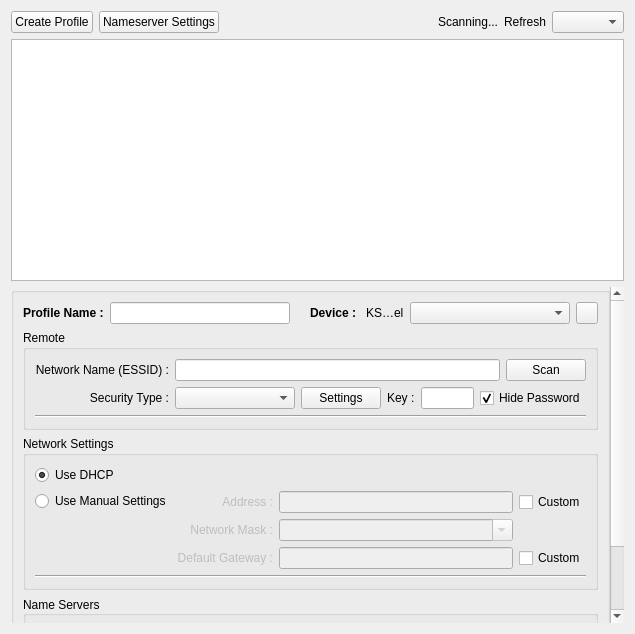
pars-linux/uludag, file kde/network-manager/manager/ui/main.ui: the form before one commit.
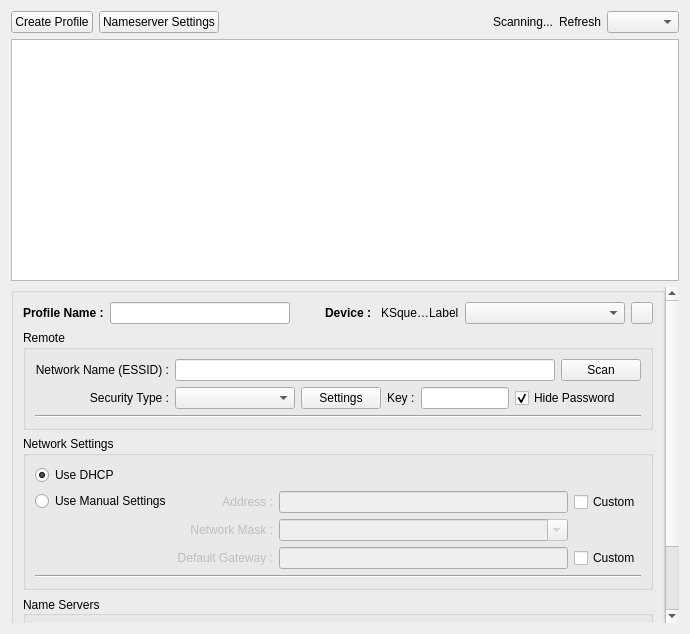
The form after the commit. Icons and pictures are not drawn. Custom widgets are drawn as their Qt base class.

What changed in the file:
```diff
--- a/kde/network-manager/manager/ui/main.ui
+++ b/kde/network-manager/manager/ui/main.ui
@@ -6,7 +6,7 @@
    <rect>
     <x>0</x>
     <y>0</y>
-    <width>635</width>
+    <width>690</width>
     <height>634</height>
    </rect>
   </property>
@@ -123,9 +123,9 @@
       <property name="geometry">
        <rect>
         <x>0</x>
-        <y>-68</y>
-        <width>608</width>
-        <height>428</height>
+        <y>0</y>
+        <width>664</width>
+        <height>441</height>
        </rect>
       </property>
       <layout class="QGridLayout" name="gridLayout_6">
@@ -195,7 +195,7 @@
             <item>
              <widget class="KSqueezedTextLabel" name="labelDeviceDescription">
               <property name="text">
-               <string notr="true">KS…el</string>
+               <string notr="true">KSque…Label</string>
               </property>
              </widget>
             </item>
@@ -689,35 +689,35 @@
  </widget>
  <customwidgets>
   <customwidget>
-   <class>KComboBox</class>
-   <extends>QComboBox</extends>
-   <header>kcombobox.h</header>
+   <class>KSqueezedTextLabel</class>
+   <extends>QLabel</extends>
+   <header>ksqueezedtextlabel.h</header>
   </customwidget>
   <customwidget>
    <class>KDialogButtonBox</class>
    <extends>QDialogButtonBox</extends>
    <header>kdialogbuttonbox.h</header>
   </customwidget>
-  <customwidget>
-   <class>KLineEdit</class>
-   <extends>QLineEdit</extends>
-   <header>klineedit.h</header>
-  </customwidget>
   <customwidget>
    <class>KPushButton</class>
    <extends>QPushButton</extends>
    <header>kpushbutton.h</header>
   </customwidget>
   <customwidget>
-   <class>KSqueezedTextLabel</class>
-   <extends>QLabel</extends>
-   <header>ksqueezedtextlabel.h</header>
+   <class>KLineEdit</class>
+   <extends>QLineEdit</extends>
+   <header>klineedit.h</header>
   </customwidget>
   <customwidget>
    <class>KUrlLabel</class>
    <extends>QLabel</extends>
    <header>kurllabel.h</header>
   </customwidget>
+  <customwidget>
+   <class>KComboBox</class>
+   <extends>QComboBox</extends>
+   <header>kcombobox.h</header>
+  </customwidget>
  </customwidgets>
  <tabstops>
   <tabstop>buttonCreate</tabstop>
```
